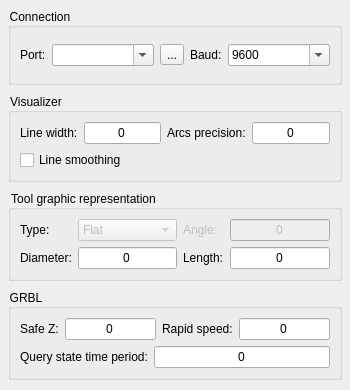
First picture: the form in frmsettings.ui, repository Denvi/Candle, before the edit; both pictures show x 0 to 350 and y 0 to 390 of the 350 by 587 pixel window.
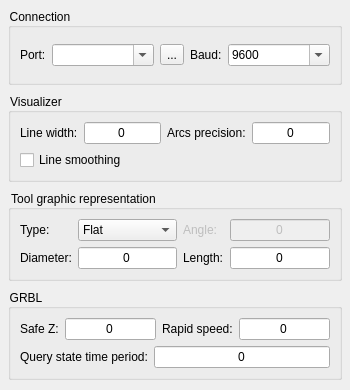
Second picture: the form after the edit. Icons and pictures are not drawn.

```diff
--- a/frmsettings.ui
+++ b/frmsettings.ui
@@ -208,9 +208,6 @@
       </item>
       <item row="0" column="1">
        <widget class="QComboBox" name="cboToolType">
-        <property name="enabled">
-         <bool>false</bool>
-        </property>
         <item>
          <property name="text">
           <string>Flat</string>
```
